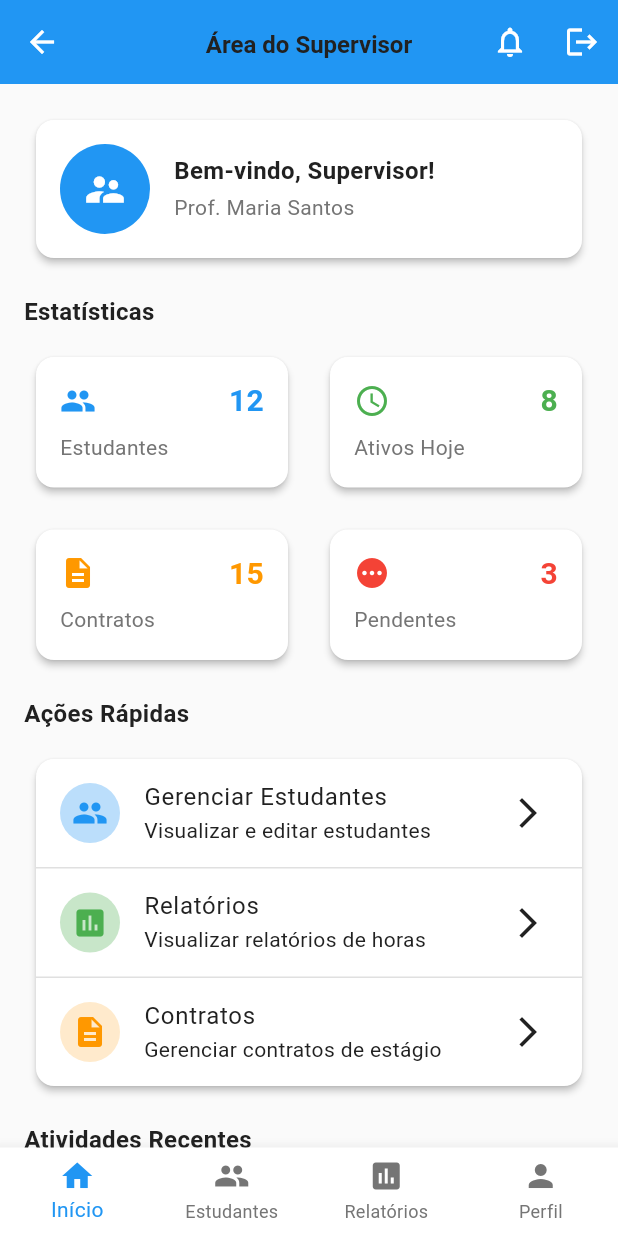
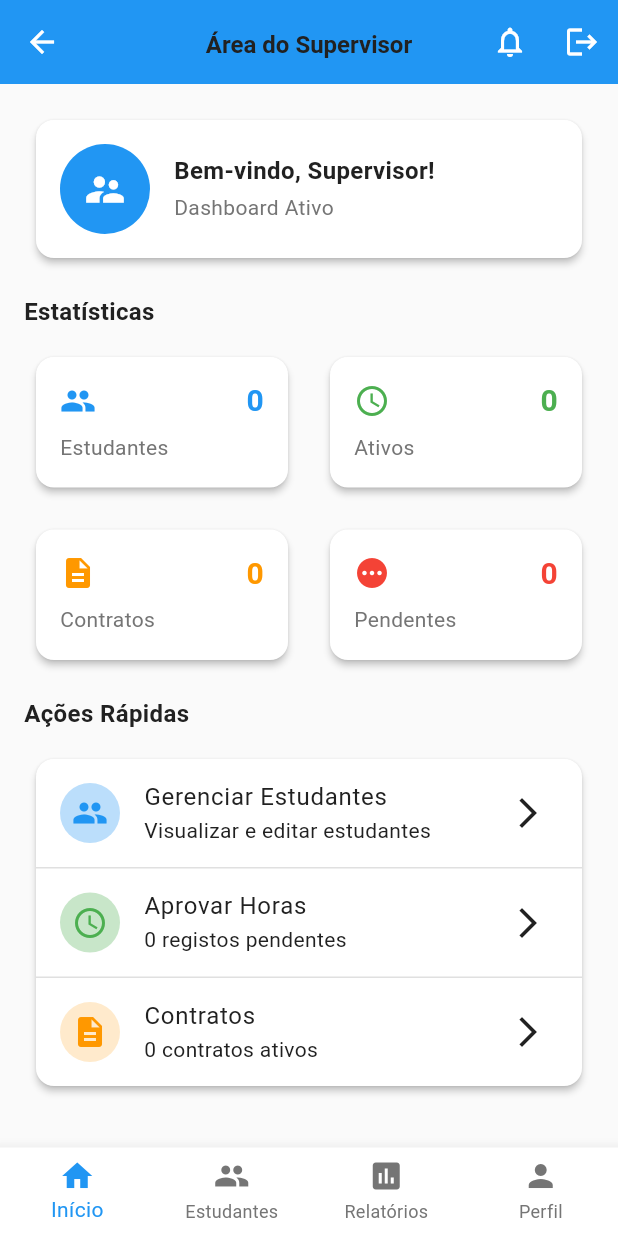
Before and after one commit to c1c3ru/estagionovo, a Flutter app: the SupervisorHomePage screen opened by its route, on a phone screen of 412 x 824 dp. Run offline on Flutter 3.47's test engine with Material 3 defaults, Android fonts, the phone set to English and light mode, and no system bars; our stand-ins replace dartz, equatable, flutter_bloc, flutter_modular, logger, lottie and 2 more; missing offline and left inert: postgrest; accounts and stored records are empty.

```diff
--- a/lib/features/supervisor/pages/supervisor_home_page.dart
+++ b/lib/features/supervisor/pages/supervisor_home_page.dart
@@ -6,9 +6,24 @@ import '../../../core/theme/app_text_styles.dart';
 import '../../auth/bloc/auth_bloc.dart';
 import '../../auth/bloc/auth_event.dart';
 import '../../auth/bloc/auth_state.dart';
+import '../bloc/supervisor_bloc.dart';
+import '../bloc/supervisor_event.dart';
+import '../bloc/supervisor_state.dart';
 
-class SupervisorHomePage extends StatelessWidget {
+class SupervisorHomePage extends StatefulWidget {
   const SupervisorHomePage({super.key});
+
+  @override
+  State<SupervisorHomePage> createState() => _SupervisorHomePageState();
+}
+
+class _SupervisorHomePageState extends State<SupervisorHomePage> {
+  @override
+  void initState() {
+    super.initState();
+    // Carregar dados do dashboard
+    Modular.get<SupervisorBloc>().add(LoadSupervisorDashboardDataEvent());
+  }
 
   @override
   Widget build(BuildContext context) {
@@ -39,7 +54,14 @@ class SupervisorHomePage extends StatelessWidget {
           ),
         ],
       ),
-      body: SingleChildScrollView(
+      body: BlocBuilder<SupervisorBloc, SupervisorState>(
+        builder: (context, state) {
+          if (state is SupervisorLoading) {
+            return const Center(child: CircularProgressIndicator());
+          }
+
+          if (state is SupervisorDashboardLoadSuccess) {
+            return SingleChildScrollView(
               padding: const EdgeInsets.all(16.0),
               child: Column(
                 crossAxisAlignment: CrossAxisAlignment.start,
@@ -73,7 +95,7 @@ class SupervisorHomePage extends StatelessWidget {
                                     ),
                                     const SizedBox(height: 4),
                                     Text(
-                                'Prof. Maria Santos',
+                                      'Dashboard Ativo',
                                       style: AppTextStyles.bodyMedium.copyWith(
                                         color: AppColors.textSecondary,
                                       ),
@@ -95,21 +117,21 @@ class SupervisorHomePage extends StatelessWidget {
                     style: AppTextStyles.h6,
                   ),
                   const SizedBox(height: 12),
-            const Row(
+                  Row(
                     children: [
                       Expanded(
                         child: _StatCard(
                           title: 'Estudantes',
-                    value: '12',
+                          value: '${state.stats.totalStudents}',
                           icon: Icons.people,
                           color: AppColors.primary,
                         ),
                       ),
-                SizedBox(width: 12),
+                      const SizedBox(width: 12),
                       Expanded(
                         child: _StatCard(
-                    title: 'Ativos Hoje',
-                    value: '8',
+                          title: 'Ativos',
+                          value: '${state.stats.activeStudents}',
                           icon: Icons.access_time,
                           color: AppColors.success,
                         ),
@@ -117,21 +139,21 @@ class SupervisorHomePage extends StatelessWidget {
                     ],
                   ),
                   const SizedBox(height: 12),
-            const Row(
+                  Row(
                     children: [
                       Expanded(
                         child: _StatCard(
                           title: 'Contratos',
-                    value: '15',
+                          value: '${state.contracts.length}',
                           icon: Icons.description,
                           color: AppColors.warning,
                         ),
                       ),
-                SizedBox(width: 12),
+                      const SizedBox(width: 12),
                       Expanded(
                         child: _StatCard(
                           title: 'Pendentes',
-                    value: '3',
+                          value: '${state.pendingApprovals.length}',
                           icon: Icons.pending,
                           color: AppColors.error,
                         ),
@@ -158,13 +180,15 @@ class SupervisorHomePage extends StatelessWidget {
                             ),
                           ),
                           title: const Text('Gerenciar Estudantes'),
-                    subtitle: const Text('Visualizar e editar estudantes'),
+                          subtitle:
+                              const Text('Visualizar e editar estudantes'),
                           trailing: const Icon(Icons.arrow_forward_ios),
                           onTap: () {
-                      // TODO: Implementar página de gerenciamento de estudantes
+                            // Navegar para lista de estudantes
                             ScaffoldMessenger.of(context).showSnackBar(
                               const SnackBar(
-                          content: Text('Funcionalidade em desenvolvimento'),
+                                content:
+                                    Text('Funcionalidade em desenvolvimento'),
                                 backgroundColor: AppColors.warning,
                               ),
                             );
@@ -175,21 +199,16 @@ class SupervisorHomePage extends StatelessWidget {
                           leading: const CircleAvatar(
                             backgroundColor: AppColors.secondaryLight,
                             child: Icon(
-                        Icons.assessment,
+                              Icons.access_time,
                               color: AppColors.secondary,
                             ),
                           ),
-                    title: const Text('Relatórios'),
-                    subtitle: const Text('Visualizar relatórios de horas'),
+                          title: const Text('Aprovar Horas'),
+                          subtitle: Text(
+                              '${state.pendingApprovals.length} registos pendentes'),
                           trailing: const Icon(Icons.arrow_forward_ios),
                           onTap: () {
-                      // TODO: Implementar página de relatórios
-                      ScaffoldMessenger.of(context).showSnackBar(
-                        const SnackBar(
-                          content: Text('Funcionalidade em desenvolvimento'),
-                          backgroundColor: AppColors.warning,
-                        ),
-                      );
+                            Modular.to.pushNamed('/supervisor/time-approval');
                           },
                         ),
                         const Divider(),
@@ -202,13 +221,15 @@ class SupervisorHomePage extends StatelessWidget {
                             ),
                           ),
                           title: const Text('Contratos'),
-                    subtitle: const Text('Gerenciar contratos de estágio'),
+                          subtitle: Text(
+                              '${state.contracts.length} contratos ativos'),
                           trailing: const Icon(Icons.arrow_forward_ios),
                           onTap: () {
-                      // TODO: Implementar página de contratos
+                            // Navegar para contratos
                             ScaffoldMessenger.of(context).showSnackBar(
                               const SnackBar(
-                          content: Text('Funcionalidade em desenvolvimento'),
+                                content:
+                                    Text('Funcionalidade em desenvolvimento'),
                                 backgroundColor: AppColors.warning,
                               ),
                             );
@@ -217,73 +238,49 @@ class SupervisorHomePage extends StatelessWidget {
                       ],
                     ),
                   ),
-            const SizedBox(height: 16),
-
-            // Recent Activities
-            const Text(
-              'Atividades Recentes',
-              style: AppTextStyles.h6,
-            ),
-            const SizedBox(height: 12),
-            Card(
-              child: ListView.separated(
-                shrinkWrap: true,
-                physics: const NeverScrollableScrollPhysics(),
-                itemCount: 4,
-                separatorBuilder: (context, index) => const Divider(),
-                itemBuilder: (context, index) {
-                  final activities = [
-                    {
-                      'title': 'João Silva registrou entrada',
-                      'time': '08:30',
-                      'icon': Icons.login,
-                      'color': AppColors.success,
-                    },
-                    {
-                      'title': 'Maria Oliveira registrou saída',
-                      'time': '17:45',
-                      'icon': Icons.logout,
-                      'color': AppColors.error,
-                    },
-                    {
-                      'title': 'Novo contrato aprovado',
-                      'time': '14:20',
-                      'icon': Icons.check_circle,
-                      'color': AppColors.primary,
-                    },
-                    {
-                      'title': 'Pedro Santos atualizou perfil',
-                      'time': '11:15',
-                      'icon': Icons.person,
-                      'color': AppColors.warning,
-                    },
-                  ];
-
-                  final activity = activities[index];
-                  return ListTile(
-                    leading: CircleAvatar(
-                      backgroundColor:
-                          (activity['color'] as Color).withOpacity(0.1),
-                      child: Icon(
-                        activity['icon'] as IconData,
-                        color: activity['color'] as Color,
-                        size: 20,
-                      ),
-                    ),
-                    title: Text(
-                      activity['title'] as String,
-                      style: AppTextStyles.bodyMedium,
-                    ),
-                    subtitle: Text(
-                      'Hoje às ${activity['time']}',
-                      style: AppTextStyles.bodySmall,
+                ],
               ),
             );
+          }
+
+          if (state is SupervisorOperationFailure) {
+            return Center(
+              child: Column(
+                mainAxisAlignment: MainAxisAlignment.center,
+                children: [
+                  const Icon(
+                    Icons.error_outline,
+                    size: 64,
+                    color: AppColors.error,
+                  ),
+                  const SizedBox(height: 16),
+                  Text(
+                    'Erro ao carregar dados',
+                    style: AppTextStyles.h6.copyWith(color: AppColors.error),
+                  ),
+                  const SizedBox(height: 8),
+                  Text(
+                    state.message,
+                    style: AppTextStyles.bodyMedium.copyWith(
+                      color: AppColors.textSecondary,
+                    ),
+                    textAlign: TextAlign.center,
+                  ),
+                  const SizedBox(height: 16),
+                  ElevatedButton(
+                    onPressed: () {
+                      Modular.get<SupervisorBloc>()
+                          .add(LoadSupervisorDashboardDataEvent());
                     },
-              ),
+                    child: const Text('Tentar novamente'),
                   ),
                 ],
               ),
+            );
+          }
+
+          return const Center(child: CircularProgressIndicator());
+        },
       ),
       bottomNavigationBar: BottomNavigationBar(
         type: BottomNavigationBarType.fixed,
--- a/lib/features/supervisor/supervisor_module.dart
+++ b/lib/features/supervisor/supervisor_module.dart
@@ -5,6 +5,7 @@ import 'package:student_supervisor_app/features/supervisor/pages/student_details
 import 'package:student_supervisor_app/features/supervisor/pages/student_edit_page.dart';
 import 'package:student_supervisor_app/features/supervisor/pages/supervisor_dashboard_page.dart';
 import 'package:student_supervisor_app/features/supervisor/pages/supervisor_home_page.dart';
+import 'package:student_supervisor_app/features/supervisor/pages/supervisor_time_approval_page.dart';
 // Para SupabaseClient
 
 // Datasources
@@ -124,6 +125,11 @@ class SupervisorModule extends Module {
       transition: TransitionType.fadeIn,
     );
     r.child(
+      '/time-approval',
+      child: (_) => const SupervisorTimeApprovalPage(),
+      transition: TransitionType.fadeIn,
+    );
+    r.child(
       '/student-details/:studentId',
       child: (_) =>
           StudentDetailsPage(studentId: r.args.params['studentId'] as String),
```
Also changed, not shown: lib/app_module.dart (+14 -1 lines), lib/features/student/student_module.dart (+45 -2 lines). Lines whose indentation alone changed are shown as unchanged.
